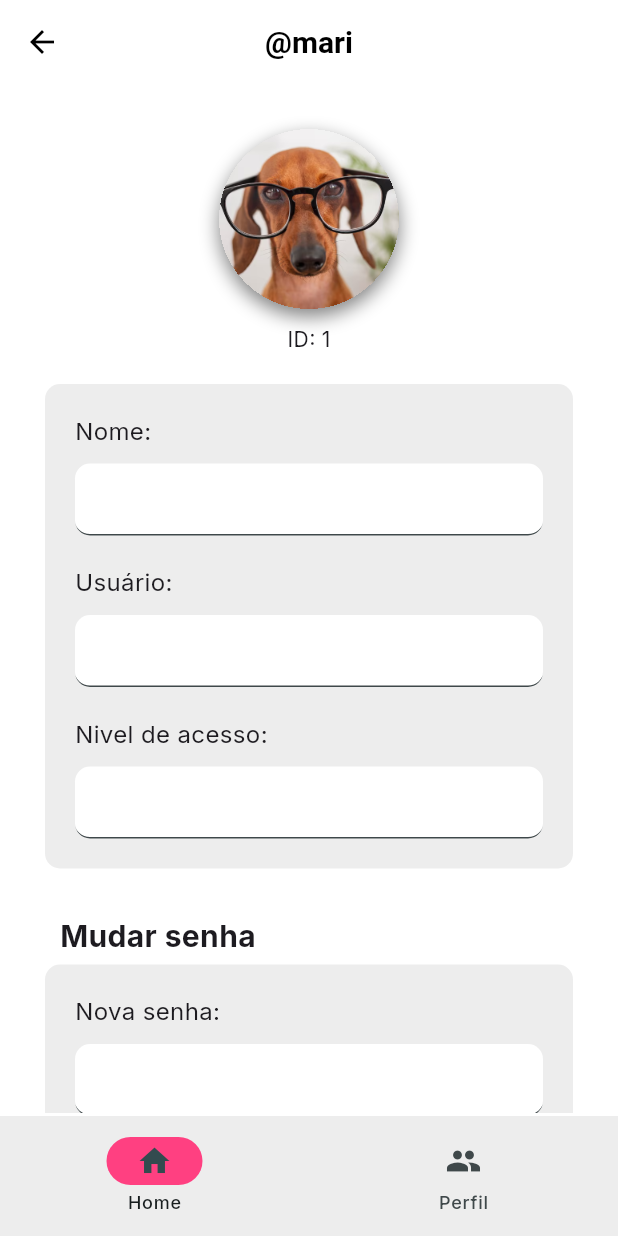
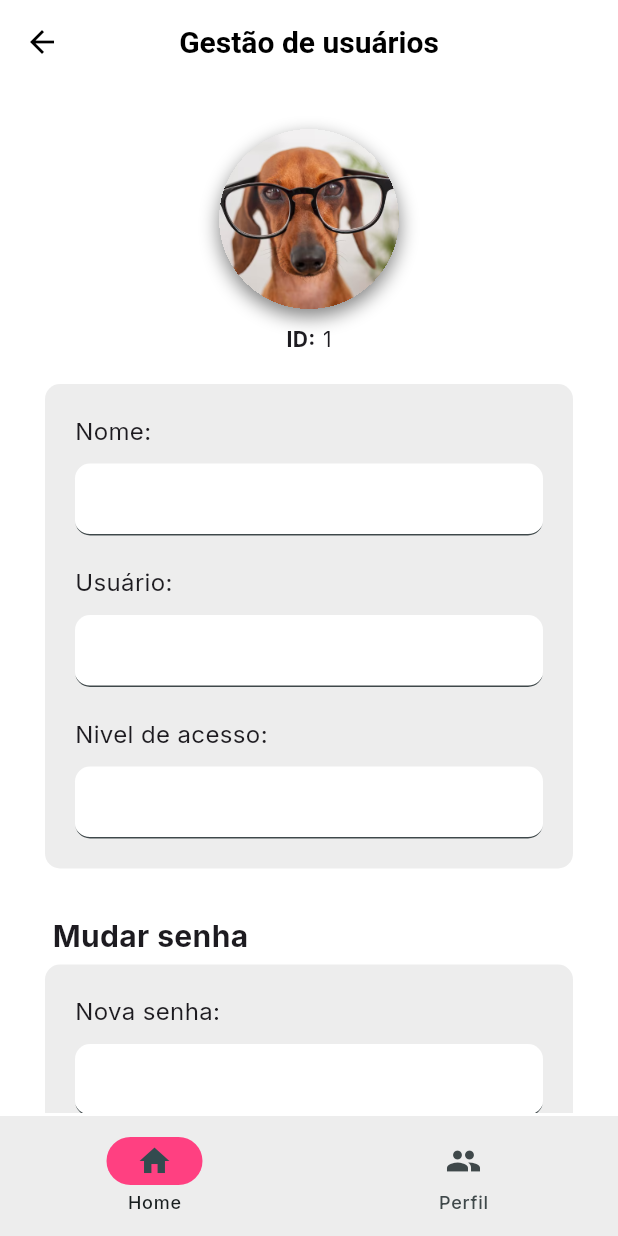
Before and after one commit to mari-arujjo/Ordem-De-Servico-Piloto, a Flutter app: the UsuarioPage screen opened by its route, on a phone screen of 412 x 824 dp. Run offline on Flutter 3.47's test engine with Material 3 defaults, Android fonts, the phone set to English and light mode, and no system bars; our stand-ins replace go_router, google_fonts.

Commit message:
Ajustes no spop ups

```diff
--- a/lib/app/UI/pages/gestao_usuarios/cadastro_user_page.dart
+++ b/lib/app/UI/pages/gestao_usuarios/cadastro_user_page.dart
@@ -176,6 +176,7 @@ class _CadastroUserState extends State<CadastroUserPage> {
                     ),
 
                     SizedBox(width: 20),
+
                     ButtonWidget(
                       txt: 'Cancelar',
                       onPressed: (){
--- a/lib/app/UI/pages/gestao_usuarios/usuario_page.dart
+++ b/lib/app/UI/pages/gestao_usuarios/usuario_page.dart
@@ -1,5 +1,7 @@
 import 'package:flutter/material.dart';
+import 'package:ordem_de_servico/app/UI/widgets/button_widget.dart';
 import 'package:ordem_de_servico/app/UI/widgets/input1_widget.dart';
+import 'package:ordem_de_servico/app/src/helper/popup.dart';
 import 'package:ordem_de_servico/colors.dart';
 
 class UsuarioPage extends StatefulWidget {
@@ -14,12 +16,13 @@ class UsuarioPage extends StatefulWidget {
 
 class _UsuarioState extends State<UsuarioPage> {
   var colorsClass = ColorsClass();
+  var popUp = PopUp();
 
   @override
   Widget build(BuildContext context) {
     return Scaffold(
       appBar: AppBar(
-        title: Text('@mari')
+        title: Text('Gestão de usuários')
       ),
 
       body: SingleChildScrollView(
@@ -47,7 +50,15 @@ class _UsuarioState extends State<UsuarioPage> {
                 ),
               ),
               SizedBox(height: 10),
-              Text('ID: 1'),
+
+              Row(
+                mainAxisAlignment: MainAxisAlignment.center,
+                children: [
+                  Text('ID:', style: TextStyle(fontWeight: FontWeight.bold)),
+                  SizedBox(width: 5),
+                  Text('1')
+                ],
+              ),
 
               SizedBox(height: 20),
 
@@ -104,7 +115,7 @@ class _UsuarioState extends State<UsuarioPage> {
               Align(
                 alignment: Alignment.centerLeft,
                 child: Text(
-                  '  Mudar senha',
+                  ' Mudar senha',
                   style: TextStyle(fontSize: 20, fontWeight: FontWeight.bold),
                 ),
               ),
@@ -113,6 +124,7 @@ class _UsuarioState extends State<UsuarioPage> {
 
               Container(
                 padding: EdgeInsets.all(20),
+                margin: EdgeInsets.only(bottom: 25),
                 decoration: BoxDecoration(
                   color: colorsClass.secondaryColor,
                   borderRadius: BorderRadius.circular(10)
@@ -144,10 +156,44 @@ class _UsuarioState extends State<UsuarioPage> {
                       SizedBox(height: 10),
                       Input1Widget(obscure: true),
 
+
                     ],
                   )
                 ),
               ),
+
+              Row(
+                mainAxisAlignment: MainAxisAlignment.center,
+                children: [
+                  ButtonWidget(
+                    txt: 'Salvar alterações',
+                    onPressed: (){
+                      popUp.PopUpAlterar(context);
+                    },
+                    tam: 160
+                  ),
+
+                  SizedBox(width: 20),
+
+                  ButtonWidget(
+                    txt: 'Excluir',
+                    onPressed: (){
+                      popUp.PopUpExcluir(context);
+                    },
+                    tam: 160
+                  )
+                ],
+              ),
+
+              SizedBox(height: 20),
+
+              ButtonWidget(
+                    txt: 'Cancelar',
+                    onPressed: (){
+                      popUp.PopUpCancel(context);
+                    },
+                    tam: 160
+                  ),
 
             ],
           ),
```
Also changed, not shown: lib/app/src/helper/popup.dart (+91 -5 lines).
